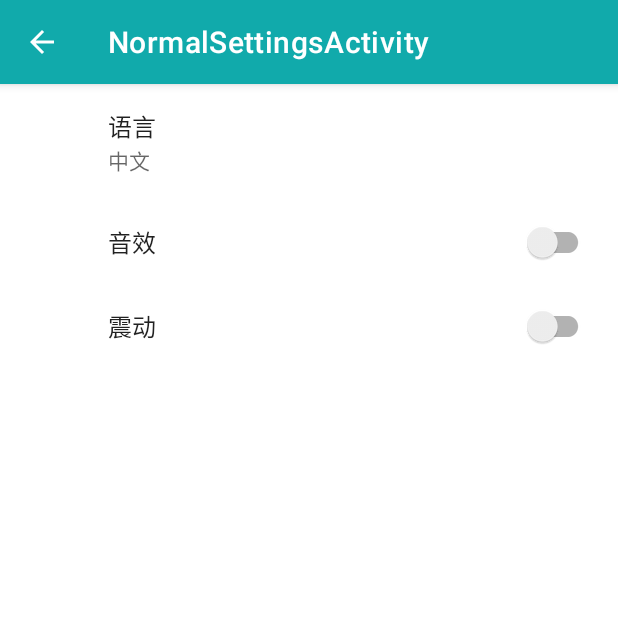
After one commit to zhjai/MyAndroidApp, an Android app: the NormalSettingsActivity screen opened directly, with no data from a screen before it, on a phone screen of 412 x 824 dp, the top half of it. The commit adds this screen. Run offline under Robolectric (Android 15) with nearby library versions, the phone set to English and light mode, and no system bars; our stand-ins replace androidx.preference.

Commit message:
继续完成常规设置页和功能模块设置页

```diff
--- /dev/null
+++ b/app/src/main/java/com/example/exam/NormalSettingsActivity.java
@@ -0,0 +1,60 @@
+package com.example.exam;
+
+import android.os.Bundle;
+import android.view.MenuItem;
+import android.widget.Toast;
+
+import androidx.appcompat.app.ActionBar;
+import androidx.appcompat.app.AppCompatActivity;
+import androidx.preference.Preference;
+import androidx.preference.PreferenceFragmentCompat;
+
+public class NormalSettingsActivity extends AppCompatActivity {
+
+    @Override
+    protected void onCreate(Bundle savedInstanceState) {
+        super.onCreate(savedInstanceState);
+        setContentView(R.layout.normal_settings_activity);
+
+        if (getSupportActionBar() != null) {
+            getSupportActionBar().setDisplayHomeAsUpEnabled(true);
+            getSupportActionBar().setDisplayShowHomeEnabled(true);
+        }
+
+        if (savedInstanceState == null) {
+            getSupportFragmentManager()
+                    .beginTransaction()
+                    .replace(R.id.settings, new SettingsFragment())
+                    .commit();
+        }
+        ActionBar actionBar = getSupportActionBar();
+        if (actionBar != null) {
+            actionBar.setDisplayHomeAsUpEnabled(true);
+        }
+    }
+
+    public static class SettingsFragment extends PreferenceFragmentCompat {
+        @Override
+        public void onCreatePreferences(Bundle savedInstanceState, String rootKey) {
+            setPreferencesFromResource(R.xml.normal_root_preferences, rootKey);
+
+            Preference languagePreference = findPreference("language");
+            if (languagePreference != null) {
+                languagePreference.setOnPreferenceChangeListener((preference, newValue) -> {
+                    Toast.makeText(getContext(), "该功能正在开发中", Toast.LENGTH_SHORT).show();
+                    return true;
+                });
+            }
+        }
+    }
+
+    @Override
+    public boolean onOptionsItemSelected(MenuItem item) {
+        // 处理返回按钮的点击事件
+        if (item.getItemId() == android.R.id.home) {
+            finish(); // 关闭当前Activity，返回到前一个Activity
+            return true;
+        }
+        return super.onOptionsItemSelected(item);
+    }
+}
--- /dev/null
+++ b/app/src/main/res/layout/normal_settings_activity.xml
@@ -0,0 +1,9 @@
+<LinearLayout xmlns:android="http://schemas.android.com/apk/res/android"
+    android:layout_width="match_parent"
+    android:layout_height="match_parent">
+
+    <FrameLayout
+        android:id="@+id/settings"
+        android:layout_width="match_parent"
+        android:layout_height="match_parent" />
+</LinearLayout>
--- a/app/src/main/res/values/arrays.xml
+++ b/app/src/main/res/values/arrays.xml
@@ -21,4 +21,14 @@
         <item>girl</item>
         <item>secured</item>
     </string-array>
+
+    <string-array name="language_entries">
+        <item>中文</item>
+        <item>英文</item>
+    </string-array>
+
+    <string-array name="language_values">
+        <item>chinese</item>
+        <item>english</item>
+    </string-array>
 </resources>
--- a/app/src/main/res/values/strings.xml
+++ b/app/src/main/res/values/strings.xml
@@ -165,4 +165,10 @@
     <string name="avater">头像</string>
     <string name="free_version">免费版</string>
     <string name="open_premium_account">开通高级账户</string>
+    <string name="title_activity_normal_settings">NormalSettingsActivity</string>
+    <string name="sound_effect">音效</string>
+    <string name="shake">震动</string>
+    <string name="language">语言</string>
+    <string name="title_activity_modules">ModulesActivity</string>
+    <string name="schedule_overview_module">日程概览模块</string>
 </resources>
--- /dev/null
+++ b/app/src/main/res/xml/normal_root_preferences.xml
@@ -0,0 +1,20 @@
+<PreferenceScreen xmlns:android="http://schemas.android.com/apk/res/android"
+    xmlns:app="http://schemas.android.com/apk/res-auto">
+
+    <ListPreference
+        android:layout_width="wrap_content"
+        android:layout_height="wrap_content"
+        android:defaultValue="chinese"
+        android:title="@string/language"
+        app:entries="@array/language_entries"
+        app:entryValues="@array/language_values"
+        app:key="language"
+        app:useSimpleSummaryProvider="true" />
+    <SwitchPreferenceCompat
+        app:key="sound_effect"
+        app:title="@string/sound_effect" />
+    <SwitchPreferenceCompat
+        app:key="shake"
+        app:title="@string/shake" />
+
+</PreferenceScreen>
```
Also changed, not shown: app/src/main/AndroidManifest.xml (+12 -4 lines), app/src/main/java/com/example/exam/ModulesActivity.java (added, +33 -0 lines), app/src/main/java/com/example/exam/SettingsActivity.java (+13 -0 lines), app/src/main/res/layout/modules_settings_activity.xml (added, +9 -0 lines), app/src/main/res/xml/modules_root_preferences.xml (added, +7 -0 lines).
